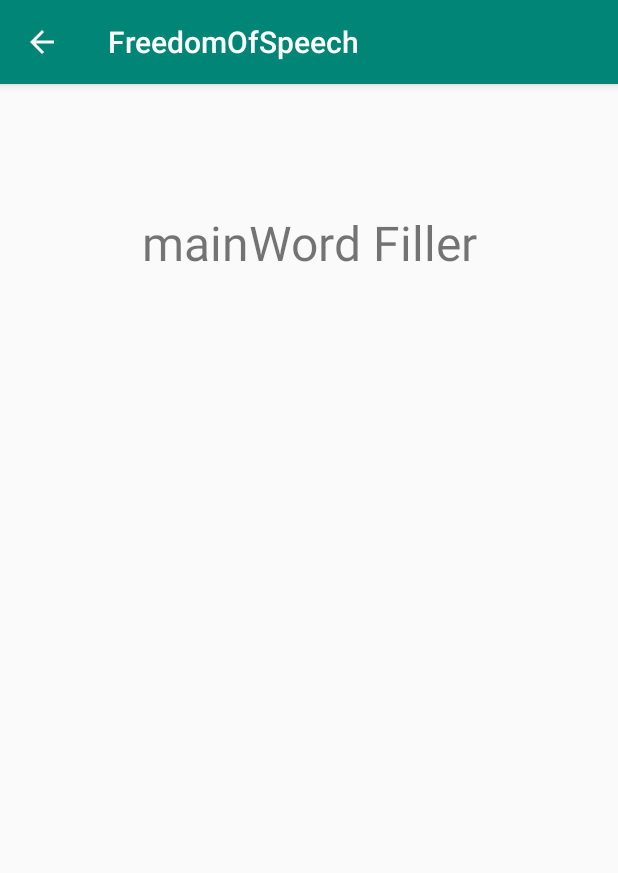
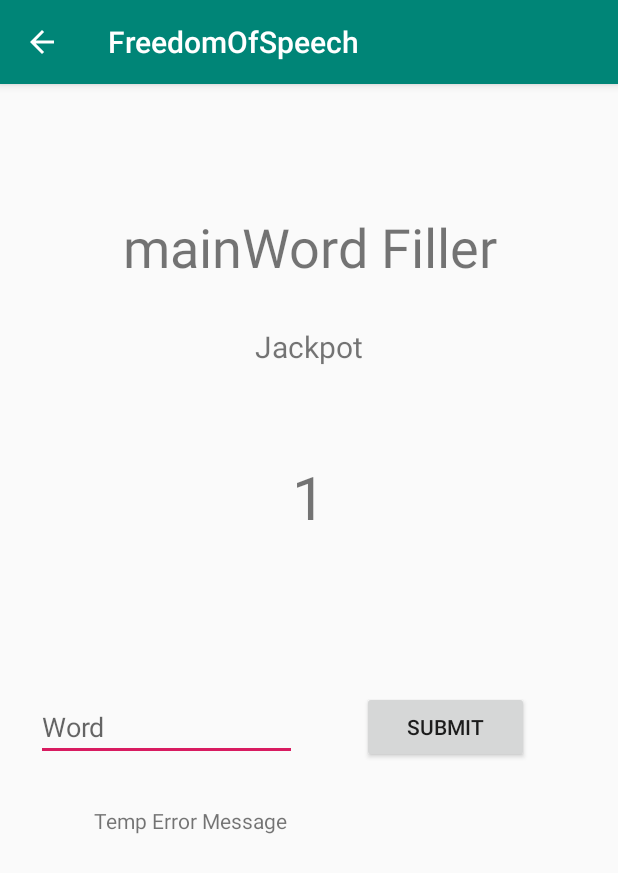
Before and after one commit to glie2/FreedomOfSpeech, an Android app: the screen it shows after launch (GameActivity), after a tap on "START", on a phone screen of 412 x 824 dp. Shown: the top 873 px of the screen. Run offline under Robolectric (Android 15) with nearby library versions, the phone set to English and light mode, and no system bars.

Commit message:
GameActivity: added Jackpot counter and text, error message placeholder, submission button, input box

```diff
--- a/app/src/main/java/com/example/freedomofspeech/GameActivity.java
+++ b/app/src/main/java/com/example/freedomofspeech/GameActivity.java
@@ -3,6 +3,10 @@ package com.example.freedomofspeech;
 import androidx.appcompat.app.AppCompatActivity;
 
 import android.os.Bundle;
+import android.view.View;
+import android.widget.Button;
+import android.widget.EditText;
+import android.widget.TextView;
 
 import com.google.gson.Gson;
 import com.google.gson.GsonBuilder;
@@ -11,9 +15,37 @@ import com.google.gson.JsonParser;
 
 public class GameActivity extends AppCompatActivity {
 
+    TextView mainWord;
+    TextView jackpotNumber;
+    TextView errorMessage;
+    EditText guessBox;
+    Button submitButton;
+
     @Override
     protected void onCreate(Bundle savedInstanceState) {
         super.onCreate(savedInstanceState);
         setContentView(R.layout.activity_game);
+
+        mainWord = findViewById(R.id.mainWord);
+        jackpotNumber = findViewById(R.id.jackpotNumber);
+        errorMessage = findViewById(R.id.errorMessage);
+        guessBox = findViewById(R.id.guessBox);
+        submitButton = findViewById(R.id.submitButton);
+
+        //Initial State
+        jackpotNumber.setText("1");
+
+        submitButton.setOnClickListener(new View.OnClickListener() {
+            @Override
+            public void onClick(View v) {
+                /**
+                 * When the submit button is clicked :
+                 *
+                 * 1) call Dictionary method to check if word is valid or not
+                 * 2) If valid, increase jackpot counter and move onto next player screen
+                 * 3) If invalid, display error message and refresh screen
+                 */
+            }
+        });
     }
 }
--- a/app/src/main/java/com/example/freedomofspeech/MainActivity.java
+++ b/app/src/main/java/com/example/freedomofspeech/MainActivity.java
@@ -11,26 +11,30 @@ import android.widget.TextView;
 
 public class MainActivity extends AppCompatActivity {
 
+    Button startButton;
+    TextView numberOfPlayers;
+    SeekBar seekBar;
+
     @Override
     protected void onCreate(Bundle savedInstanceState) {
         super.onCreate(savedInstanceState);
         setContentView(R.layout.activity_main);
 
-        Button startButton = findViewById(R.id.startButton);
-        final TextView resultsTextView = findViewById(R.id.resultsTextView);
-        SeekBar seekBar = findViewById(R.id.seekBar);
+        startButton = findViewById(R.id.startButton);
+        numberOfPlayers = findViewById(R.id.numberOfPlayers);
+        seekBar = findViewById(R.id.seekBar);
 
         /**
          * SeekBar : Dotted scroll bar for user to select the desired number of players
          */
-        resultsTextView.setText("1");
+        numberOfPlayers.setText("1");
         seekBar.setOnSeekBarChangeListener(new SeekBar.OnSeekBarChangeListener() {
             @Override
             public void onProgressChanged(SeekBar seekBar, int progress, boolean fromUser) {
 
                 int numPlayers = progress + 1;
                 String numPlayersStr = Integer.toString(numPlayers);
-                resultsTextView.setText(numPlayersStr);
+                numberOfPlayers.setText(numPlayersStr);
             }
 
             @Override
--- a/app/src/main/res/layout/activity_game.xml
+++ b/app/src/main/res/layout/activity_game.xml
@@ -17,10 +17,88 @@
         android:layout_marginBottom="8dp"
         android:text="mainWord Filler"
         android:textAlignment="center"
-        android:textSize="32sp"
+        android:textSize="36sp"
         app:layout_constraintBottom_toBottomOf="parent"
         app:layout_constraintEnd_toEndOf="parent"
         app:layout_constraintStart_toStartOf="parent"
         app:layout_constraintTop_toTopOf="parent"
         app:layout_constraintVertical_bias="0.110000014" />
+
+    <EditText
+        android:id="@+id/guessBox"
+        android:layout_width="174dp"
+        android:layout_height="wrap_content"
+        android:layout_marginStart="24dp"
+        android:layout_marginTop="8dp"
+        android:layout_marginBottom="8dp"
+        android:ems="10"
+        android:hint="Word"
+        android:inputType="textNoSuggestions|textPersonName"
+        app:layout_constraintBottom_toBottomOf="parent"
+        app:layout_constraintStart_toStartOf="parent"
+        app:layout_constraintTop_toBottomOf="@+id/mainWord"
+        app:layout_constraintVertical_bias="0.45" />
+
+    <Button
+        android:id="@+id/submitButton"
+        android:layout_width="111dp"
+        android:layout_height="wrap_content"
+        android:layout_marginStart="8dp"
+        android:layout_marginTop="8dp"
+        android:layout_marginEnd="24dp"
+        android:layout_marginBottom="8dp"
+        android:text="Submit"
+        app:layout_constraintBottom_toBottomOf="parent"
+        app:layout_constraintEnd_toEndOf="parent"
+        app:layout_constraintStart_toEndOf="@+id/guessBox"
+        app:layout_constraintTop_toBottomOf="@+id/mainWord"
+        app:layout_constraintVertical_bias="0.45" />
+
+    <TextView
+        android:id="@+id/textJackpot"
+        android:layout_width="129dp"
+        android:layout_height="43dp"
+        android:layout_marginStart="32dp"
+        android:layout_marginTop="16dp"
+        android:layout_marginEnd="32dp"
+        android:text="Jackpot"
+        android:textAlignment="center"
+        android:textSize="20sp"
+        app:layout_constraintEnd_toEndOf="parent"
+        app:layout_constraintStart_toStartOf="parent"
+        app:layout_constraintTop_toBottomOf="@+id/mainWord" />
+
+    <TextView
+        android:id="@+id/jackpotNumber"
+        android:layout_width="107dp"
+        android:layout_height="60dp"
+        android:layout_marginStart="8dp"
+        android:layout_marginTop="24dp"
+        android:layout_marginEnd="8dp"
+        android:layout_marginBottom="8dp"
+        android:text="0"
+        android:textAlignment="center"
+        android:textSize="40sp"
+        app:layout_constraintBottom_toBottomOf="parent"
+        app:layout_constraintEnd_toEndOf="parent"
+        app:layout_constraintStart_toStartOf="parent"
+        app:layout_constraintTop_toBottomOf="@+id/textJackpot"
+        app:layout_constraintVertical_bias="0.041" />
+
+    <TextView
+        android:id="@+id/errorMessage"
+        android:layout_width="300dp"
+        android:layout_height="66dp"
+        android:layout_marginStart="8dp"
+        android:layout_marginTop="8dp"
+        android:layout_marginEnd="8dp"
+        android:layout_marginBottom="8dp"
+        android:text="Temp Error Message"
+        app:layout_constraintBottom_toBottomOf="parent"
+        app:layout_constraintEnd_toEndOf="parent"
+        app:layout_constraintHorizontal_bias="0.568"
+        app:layout_constraintStart_toStartOf="parent"
+        app:layout_constraintTop_toBottomOf="@+id/submitButton"
+        app:layout_constraintVertical_bias="0.088" />
+
 </androidx.constraintlayout.widget.ConstraintLayout>
--- a/app/src/main/res/layout/activity_main.xml
+++ b/app/src/main/res/layout/activity_main.xml
@@ -60,18 +60,19 @@
         app:layout_constraintStart_toStartOf="parent" />
 
     <TextView
-        android:id="@+id/resultsTextView"
-        android:layout_width="157dp"
-        android:layout_height="102dp"
+        android:id="@+id/numberOfPlayers"
+        android:layout_width="144dp"
+        android:layout_height="71dp"
         android:layout_marginStart="8dp"
-        android:layout_marginTop="8dp"
-        android:layout_marginEnd="8dp"
+        android:layout_marginTop="392dp"
+        android:layout_marginEnd="16dp"
         android:layout_marginBottom="8dp"
         android:textSize="36sp"
-        app:layout_constraintBottom_toTopOf="@+id/divider1"
+        app:layout_constraintBottom_toTopOf="@+id/seekBar"
         app:layout_constraintEnd_toEndOf="parent"
-        app:layout_constraintStart_toStartOf="parent"
+        app:layout_constraintHorizontal_bias="0.578"
+        app:layout_constraintStart_toEndOf="@+id/textView1"
         app:layout_constraintTop_toTopOf="parent"
-        app:layout_constraintVertical_bias="0.71000004" />
+        app:layout_constraintVertical_bias="1.0" />
 
 </androidx.constraintlayout.widget.ConstraintLayout>
```
